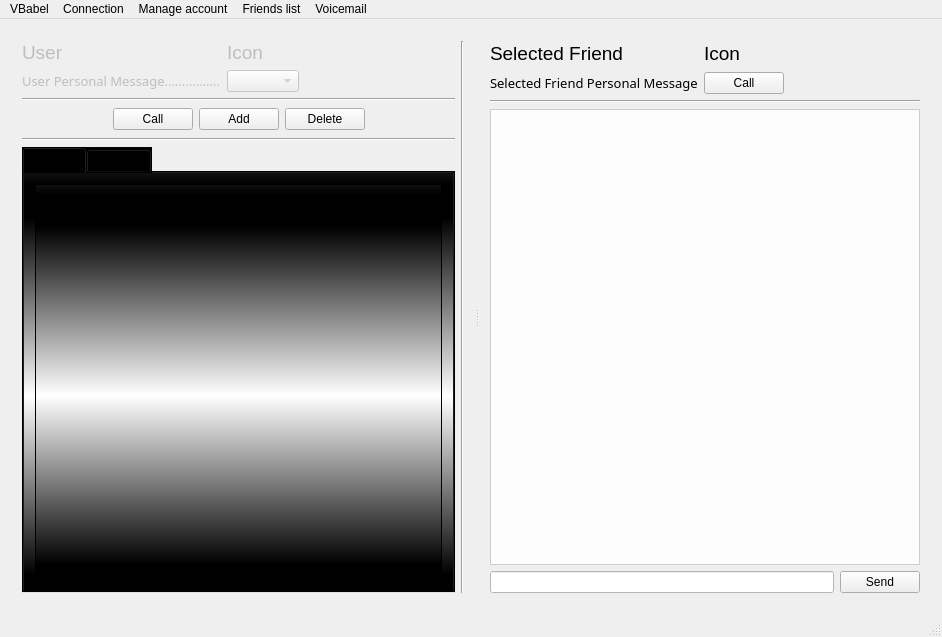
Old version of the form Client/ClientV2 - GUI/NewBabelClient/Graphic.ui in the repository AGuismo/V-and-Co-Babel.
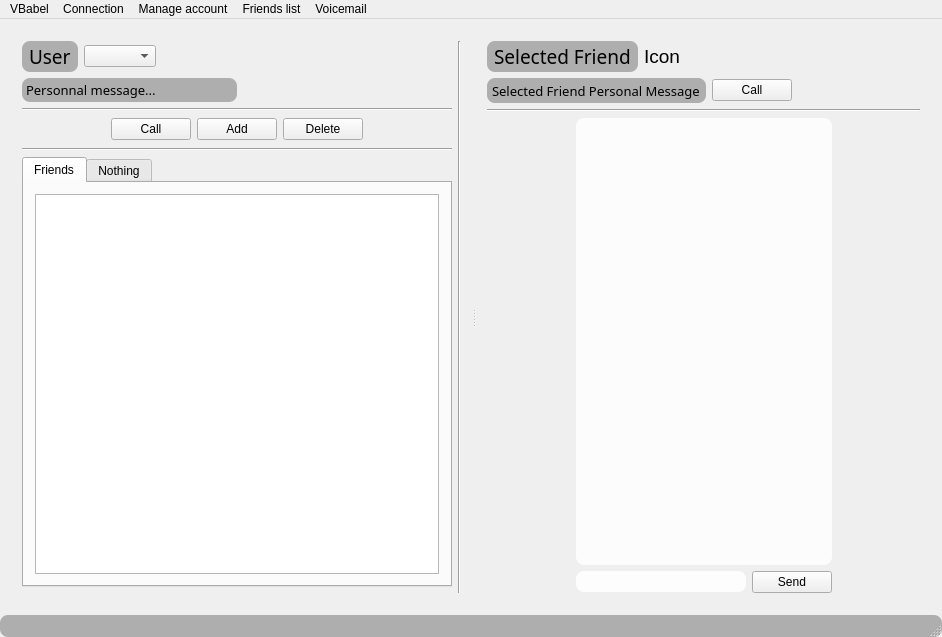
New version of the form. Icons and pictures are not drawn. Custom widgets are drawn as their Qt base class.

Patch:
```diff
--- a/Client/ClientV2 - GUI/NewBabelClient/Graphic.ui
+++ b/Client/ClientV2 - GUI/NewBabelClient/Graphic.ui
@@ -14,8 +14,20 @@
    <string>MainWindow</string>
   </property>
   <property name="styleSheet">
-   <string notr="true">QMainWindow {border-image: url(./Img/530035-1920x1080.jpg);}
-</string>
+   <string notr="true">QMainWindow 
+{
+	border-image: url(./Img/wallpaper-14461.jpg);
+}
+
+QStatusBar
+{
+	background-color: rgba(156, 156, 156, 200);
+	border-width: 2px;
+	border-radius: 8px;
+	border-color: rgb(0, 0, 0);
+	min-width: 10em;
+	padding: 2px;
+}</string>
   </property>
   <widget class="QWidget" name="centralWidget">
    <layout class="QGridLayout" name="gridLayout">
@@ -34,91 +46,105 @@
           <property name="sizeConstraint">
            <enum>QLayout::SetDefaultConstraint</enum>
           </property>
-          <item row="1" column="0">
-           <widget class="QLabel" name="label_20">
-            <property name="enabled">
-             <bool>false</bool>
-            </property>
-            <property name="font">
-             <font>
-              <family>MS PGothic</family>
-              <pointsize>10</pointsize>
-              <weight>50</weight>
-              <bold>false</bold>
-             </font>
-            </property>
-            <property name="styleSheet">
-             <string notr="true"/>
-            </property>
-            <property name="text">
-             <string>User Personal Message................</string>
-            </property>
-           </widget>
-          </item>
-          <item row="1" column="1">
-           <widget class="QComboBox" name="comboBox_8">
-            <property name="enabled">
-             <bool>false</bool>
-            </property>
-           </widget>
-          </item>
-          <item row="0" column="2">
-           <spacer name="horizontalSpacer_25">
-            <property name="orientation">
-             <enum>Qt::Horizontal</enum>
-            </property>
-            <property name="sizeHint" stdset="0">
-             <size>
-              <width>40</width>
-              <height>20</height>
-             </size>
-            </property>
-           </spacer>
-          </item>
-          <item row="0" column="1">
-           <widget class="QLabel" name="label_22">
-            <property name="enabled">
-             <bool>false</bool>
-            </property>
-            <property name="font">
-             <font>
-              <pointsize>14</pointsize>
-             </font>
-            </property>
-            <property name="styleSheet">
-             <string notr="true"/>
-            </property>
-            <property name="text">
-             <string>Icon</string>
-            </property>
-           </widget>
-          </item>
           <item row="0" column="0">
-           <widget class="QLabel" name="label_21">
+           <layout class="QGridLayout" name="gridLayout_3">
+            <item row="0" column="0">
+             <layout class="QHBoxLayout" name="horizontalLayout">
+              <item>
+               <widget class="QLabel" name="label">
             <property name="enabled">
-             <bool>false</bool>
-            </property>
-            <property name="sizePolicy">
-             <sizepolicy hsizetype="Preferred" vsizetype="Fixed">
-              <horstretch>0</horstretch>
-              <verstretch>0</verstretch>
-             </sizepolicy>
-            </property>
+                 <bool>true</bool>
+                </property>
             <property name="font">
              <font>
+                  <family>Dimitri Swank</family>
               <pointsize>14</pointsize>
-              <weight>50</weight>
-              <bold>false</bold>
              </font>
             </property>
             <property name="styleSheet">
-             <string notr="true"/>
+                 <string notr="true">background-color: rgba(156, 156, 156, 200);
+border-width: 2px;
+border-radius: 8px;
+border-color: rgb(0, 0, 0);
+padding: 2px;</string>
             </property>
             <property name="text">
              <string>User</string>
             </property>
            </widget>
           </item>
+              <item>
+               <widget class="QComboBox" name="comboBox_9">
+                <property name="enabled">
+                 <bool>true</bool>
+                </property>
+               </widget>
+              </item>
+              <item>
+               <spacer name="horizontalSpacer_28">
+                <property name="orientation">
+                 <enum>Qt::Horizontal</enum>
+                </property>
+                <property name="sizeHint" stdset="0">
+                 <size>
+                  <width>40</width>
+                  <height>20</height>
+                 </size>
+                </property>
+               </spacer>
+              </item>
+             </layout>
+            </item>
+            <item row="1" column="0">
+             <layout class="QHBoxLayout" name="horizontalLayout_2">
+              <item>
+               <widget class="QLineEdit" name="lineEdit">
+                <property name="enabled">
+                 <bool>true</bool>
+                </property>
+                <property name="maximumSize">
+                 <size>
+                  <width>16777215</width>
+                  <height>16777215</height>
+                 </size>
+                </property>
+                <property name="font">
+                 <font>
+                  <family>MS Reference Sans Serif</family>
+                  <pointsize>10</pointsize>
+                  <weight>50</weight>
+                  <bold>false</bold>
+                 </font>
+                </property>
+                <property name="styleSheet">
+                 <string notr="true">background-color: rgba(156, 156, 156, 200);
+border-width: 2px;
+border-radius: 8px;
+border-color: rgb(0, 0, 0);
+padding: 2px;</string>
+                </property>
+                <property name="text">
+                 <string>Personnal message...</string>
+                </property>
+               </widget>
+              </item>
+              <item>
+               <spacer name="horizontalSpacer">
+                <property name="orientation">
+                 <enum>Qt::Horizontal</enum>
+                </property>
+                <property name="sizeHint" stdset="0">
+                 <size>
+                  <width>40</width>
+                  <height>20</height>
+                 </size>
+                </property>
+               </spacer>
+              </item>
+             </layout>
+            </item>
+           </layout>
+          </item>
          </layout>
         </item>
         <item row="0" column="1" rowspan="4">
@@ -207,7 +233,7 @@
           <item row="0" column="0">
            <widget class="QTabWidget" name="FriendTabWidget_7">
             <property name="styleSheet">
-             <string notr="true">background-color: qlineargradient(spread:reflect, x1:0, y1:1, x2:0, y2:0.534, stop:0.0847458 rgba(0, 0, 0, 255), stop:1 rgba(255, 255, 255, 255));</string>
+             <string notr="true"/>
             </property>
             <property name="currentIndex">
              <number>0</number>
@@ -220,7 +246,8 @@
               <item row="0" column="0" colspan="2">
                <widget class="FriendListWidget" name="listWidget_7">
                 <property name="styleSheet">
-                 <string notr="true">background-image: url(./Img/530035-1920x1080.jpg);</string>
+                 <string notr="true">background-image: url(./Img/wallpaper-14461.jpg);
+</string>
                 </property>
                </widget>
               </item>
@@ -235,9 +262,6 @@
           </item>
          </layout>
         </item>
-        <item row="3" column="0">
-         <layout class="QVBoxLayout" name="verticalLayout_20"/>
-        </item>
        </layout>
       </widget>
       <widget class="QWidget" name="layoutWidget_14">
@@ -246,55 +270,12 @@
          <layout class="QVBoxLayout" name="verticalLayout_22">
           <item>
            <layout class="QGridLayout" name="gridLayout_42">
-            <item row="2" column="0" colspan="3">
-             <widget class="Line" name="line_28">
-              <property name="orientation">
-               <enum>Qt::Horizontal</enum>
-              </property>
-             </widget>
-            </item>
-            <item row="1" column="1">
-             <widget class="QPushButton" name="activeFriendCallPushButton_7">
-              <property name="text">
-               <string>Call</string>
-              </property>
-             </widget>
-            </item>
-            <item row="0" column="1">
-             <widget class="QLabel" name="selectedFriendIconStatusLabel_7">
-              <property name="font">
-               <font>
-                <pointsize>14</pointsize>
-               </font>
-              </property>
-              <property name="styleSheet">
-               <string notr="true"/>
-              </property>
-              <property name="text">
-               <string>Icon</string>
-              </property>
-             </widget>
-            </item>
-            <item row="1" column="0">
-             <widget class="QLabel" name="selectedFriendPersonalMsgLabel_7">
-              <property name="font">
-               <font>
-                <family>MS PGothic</family>
-                <pointsize>10</pointsize>
-                <weight>50</weight>
-                <bold>false</bold>
-               </font>
-              </property>
-              <property name="styleSheet">
-               <string notr="true"/>
-              </property>
-              <property name="text">
-               <string>Selected Friend Personal Message</string>
-              </property>
-             </widget>
-            </item>
             <item row="0" column="0">
-             <widget class="QLabel" name="selectedFriendNameLabel_7">
+             <layout class="QVBoxLayout" name="verticalLayout_23">
+              <item>
+               <layout class="QGridLayout" name="gridLayout_43">
+                <item row="0" column="0">
+                 <widget class="QLabel" name="selectedFriendNameLabel_8">
               <property name="enabled">
                <bool>true</bool>
               </property>
@@ -306,6 +287,7 @@
               </property>
               <property name="font">
                <font>
+                    <family>Dimitri Swank</family>
                 <pointsize>14</pointsize>
                 <weight>50</weight>
                 <bold>false</bold>
@@ -318,15 +300,35 @@
                <bool>false</bool>
               </property>
               <property name="styleSheet">
-               <string notr="true"/>
+                   <string notr="true">background-color: rgba(156, 156, 156, 200);
+border-width: 2px;
+border-radius: 8px;
+border-color: rgb(0, 0, 0);
+min-width: 10em;
+padding: 2px;</string>
               </property>
               <property name="text">
                <string>Selected Friend</string>
               </property>
              </widget>
             </item>
+                <item row="0" column="1">
+                 <widget class="QLabel" name="selectedFriendIconStatusLabel_8">
+                  <property name="font">
+                   <font>
+                    <pointsize>14</pointsize>
+                   </font>
+                  </property>
+                  <property name="styleSheet">
+                   <string notr="true"/>
+                  </property>
+                  <property name="text">
+                   <string>Icon</string>
+                  </property>
+                 </widget>
+                </item>
             <item row="0" column="2">
-             <spacer name="horizontalSpacer_28">
+                 <spacer name="horizontalSpacer_29">
               <property name="orientation">
                <enum>Qt::Horizontal</enum>
               </property>
@@ -340,36 +342,139 @@
             </item>
            </layout>
           </item>
-         </layout>
+              <item>
+               <layout class="QGridLayout" name="gridLayout_2">
+                <item row="0" column="0">
+                 <widget class="QLabel" name="selectedFriendPersonalMsgLabel_8">
+                  <property name="font">
+                   <font>
+                    <family>MS Reference Sans Serif</family>
+                    <pointsize>10</pointsize>
+                    <weight>50</weight>
+                    <bold>false</bold>
+                   </font>
+                  </property>
+                  <property name="styleSheet">
+                   <string notr="true">background-color: rgba(156, 156, 156, 200);
+border-width: 2px;
+border-radius: 8px;
+border-color: rgb(0, 0, 0);
+min-width: 10em;
+padding: 2px;</string>
+                  </property>
+                  <property name="text">
+                   <string>Selected Friend Personal Message</string>
+                  </property>
+                 </widget>
+                </item>
+                <item row="0" column="2">
+                 <spacer name="horizontalSpacer_30">
+                  <property name="orientation">
+                   <enum>Qt::Horizontal</enum>
+                  </property>
+                  <property name="sizeHint" stdset="0">
+                   <size>
+                    <width>34</width>
+                    <height>25</height>
+                   </size>
+                  </property>
+                 </spacer>
+                </item>
+                <item row="0" column="1">
+                 <widget class="QPushButton" name="activeFriendCallPushButton_8">
+                  <property name="text">
+                   <string>Call</string>
+                  </property>
+                 </widget>
+                </item>
+               </layout>
+              </item>
+             </layout>
+            </item>
+           </layout>
+          </item>
+         </layout>
+        </item>
+        <item>
+         <widget class="Line" name="line_29">
+          <property name="orientation">
+           <enum>Qt::Horizontal</enum>
+          </property>
+         </widget>
         </item>
         <item>
          <layout class="QHBoxLayout" name="horizontalLayout_13">
           <item>
-           <widget class="QTextBrowser" name="friendMsgBox_7">
+           <spacer name="horizontalSpacer_3">
+            <property name="orientation">
+             <enum>Qt::Horizontal</enum>
+            </property>
+            <property name="sizeHint" stdset="0">
+             <size>
+              <width>40</width>
+              <height>20</height>
+             </size>
+            </property>
+           </spacer>
+          </item>
+          <item>
+           <layout class="QVBoxLayout" name="verticalLayout">
+            <item>
+             <widget class="QTextBrowser" name="friendMsgBox_8">
             <property name="sizePolicy">
              <sizepolicy hsizetype="Expanding" vsizetype="Expanding">
               <horstretch>2</horstretch>
               <verstretch>3</verstretch>
              </sizepolicy>
             </property>
+              <property name="maximumSize">
+               <size>
+                <width>800</width>
+                <height>16777215</height>
+               </size>
+              </property>
+              <property name="font">
+               <font>
+                <pointsize>10</pointsize>
+               </font>
+              </property>
             <property name="styleSheet">
-             <string notr="true">background-color: rgba(255, 255, 255, 218);</string>
+               <string notr="true">background-color: rgba(255, 255, 255, 200);
+border-width: 2px;
+border-radius: 8px;
+border-color: rgb(0, 0, 0);
+min-width: 10em;
+padding: 2px;</string>
             </property>
            </widget>
           </item>
-         </layout>
-        </item>
         <item>
-         <layout class="QHBoxLayout" name="horizontalLayout_14">
+             <layout class="QHBoxLayout" name="horizontalLayout_3">
           <item>
-           <widget class="QLineEdit" name="sendBoxTextEdit_7">
+               <widget class="QLineEdit" name="sendBoxTextEdit_8">
+                <property name="maximumSize">
+                 <size>
+                  <width>700</width>
+                  <height>16777215</height>
+                 </size>
+                </property>
+                <property name="font">
+                 <font>
+                  <pointsize>10</pointsize>
+                 </font>
+                </property>
             <property name="styleSheet">
-             <string notr="true">background-color: rgba(255, 255, 255, 255);</string>
+                 <string notr="true">background-color: rgba(255, 255, 255, 230);
+border-width: 2px;
+border-radius: 8px;
+border-color: rgb(0, 0, 0);
+min-width: 10em;
+padding: 2px;</string>
             </property>
            </widget>
           </item>
           <item>
-           <widget class="QPushButton" name="sendBoxPushButton_7">
+               <widget class="QPushButton" name="sendBoxPushButton_8">
             <property name="text">
              <string>Send</string>
             </property>
@@ -378,6 +483,23 @@
          </layout>
         </item>
        </layout>
+          </item>
+          <item>
+           <spacer name="horizontalSpacer_2">
+            <property name="orientation">
+             <enum>Qt::Horizontal</enum>
+            </property>
+            <property name="sizeHint" stdset="0">
+             <size>
+              <width>40</width>
+              <height>20</height>
+             </size>
+            </property>
+           </spacer>
+          </item>
+         </layout>
+        </item>
+       </layout>
       </widget>
      </widget>
     </item>
@@ -442,6 +564,13 @@
    <property name="text">
     <string>Connect</string>
    </property>
+   <property name="font">
+    <font>
+     <family>MS Reference Sans Serif</family>
+     <weight>75</weight>
+     <bold>true</bold>
+    </font>
+   </property>
   </action>
   <action name="actionCreateAccount">
    <property name="enabled">
@@ -450,6 +579,11 @@
    <property name="text">
     <string>Create account</string>
    </property>
+   <property name="font">
+    <font>
+     <family>MS Reference Sans Serif</family>
+    </font>
+   </property>
   </action>
   <action name="actionLogin">
    <property name="enabled">
@@ -487,6 +621,11 @@
    <property name="text">
     <string>Call</string>
    </property>
+   <property name="font">
+    <font>
+     <family>MS Reference Sans Serif</family>
+    </font>
+   </property>
   </action>
   <action name="actionDelete_account">
    <property name="enabled">
```
Left out of the diff: 19 changed lines with no effect on the pictures. Lines whose indentation alone changed are shown as unchanged.
